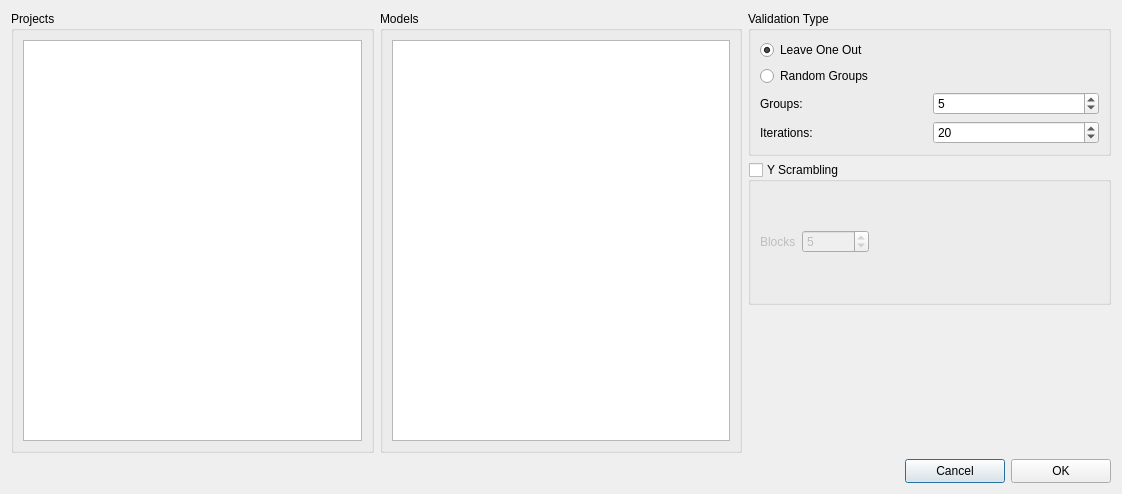
The window that src/Dialogs/ValidatorDialog.ui (gmrandazzo/QStudioMetrics) describes before a commit, drawn with Qt 5.
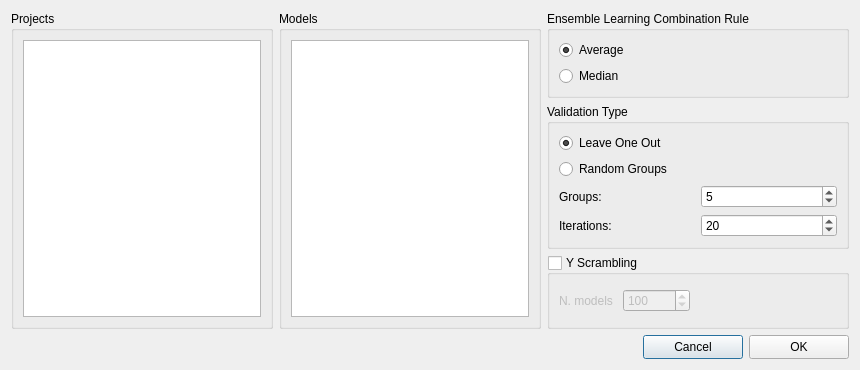
The same window after the commit.

Commit message: Update to EPLS model generation

What changed in the file:
```diff
--- a/src/Dialogs/ValidatorDialog.ui
+++ b/src/Dialogs/ValidatorDialog.ui
@@ -9,8 +9,8 @@
    <rect>
     <x>0</x>
     <y>0</y>
-    <width>1122</width>
-    <height>494</height>
+    <width>860</width>
+    <height>370</height>
    </rect>
   </property>
   <property name="sizePolicy">
@@ -107,6 +107,32 @@
     </widget>
    </item>
    <item row="0" column="2">
+    <widget class="QGroupBox" name="groupBox">
+     <property name="title">
+      <string>Ensemble Learning Combination Rule</string>
+     </property>
+     <layout class="QGridLayout" name="gridLayout_7">
+      <item row="0" column="0">
+       <widget class="QRadioButton" name="averageCrule">
+        <property name="text">
+         <string>Average</string>
+        </property>
+        <property name="checked">
+         <bool>true</bool>
+        </property>
+       </widget>
+      </item>
+      <item row="1" column="0">
+       <widget class="QRadioButton" name="medianCrule">
+        <property name="text">
+         <string>Median</string>
+        </property>
+       </widget>
+      </item>
+     </layout>
+    </widget>
+   </item>
+   <item row="1" column="2">
     <widget class="QGroupBox" name="groupBox_3">
      <property name="title">
       <string>Validation Type </string>
@@ -176,7 +202,7 @@
      </layout>
     </widget>
    </item>
-   <item row="1" column="2">
+   <item row="2" column="2">
     <widget class="QGroupBox" name="YScramblingGroupBox">
      <property name="title">
       <string>Y Scrambling</string>
@@ -188,6 +214,22 @@
       <bool>false</bool>
      </property>
      <layout class="QGridLayout" name="gridLayout_6">
+      <item row="0" column="1">
+       <widget class="QSpinBox" name="n_yscrambling">
+        <property name="minimum">
+         <number>1</number>
+        </property>
+        <property name="maximum">
+         <number>9999999</number>
+        </property>
+        <property name="value">
+         <number>100</number>
+        </property>
+        <property name="displayIntegerBase">
+         <number>10</number>
+        </property>
+       </widget>
+      </item>
       <item row="0" column="2">
        <spacer name="horizontalSpacer_3">
         <property name="orientation">
@@ -201,23 +243,10 @@
         </property>
        </spacer>
       </item>
-      <item row="0" column="1">
-       <widget class="QSpinBox" name="block">
-        <property name="minimum">
-         <number>1</number>
-        </property>
-        <property name="maximum">
-         <number>9999999</number>
-        </property>
-        <property name="value">
-         <number>5</number>
-        </property>
-       </widget>
-      </item>
       <item row="0" column="0">
        <widget class="QLabel" name="label">
         <property name="text">
-         <string>Blocks</string>
+         <string>N. models </string>
         </property>
        </widget>
       </item>
```
Left out of the diff: 2 changed lines with no effect on the pictures. The commit also changes 17 other files.
